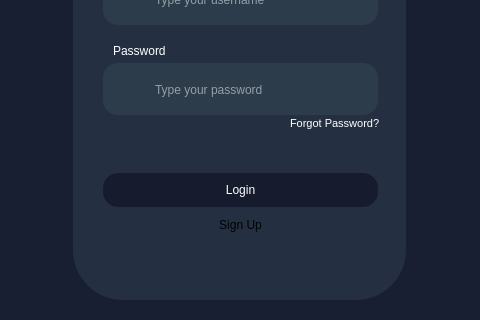
bibumu/WardenFort_Merge, file WardenFort/WardenFort/login.ui: the form before one commit; both pictures show x 287 to 767 and y 247 to 567 of the 1088 by 567 pixel window.
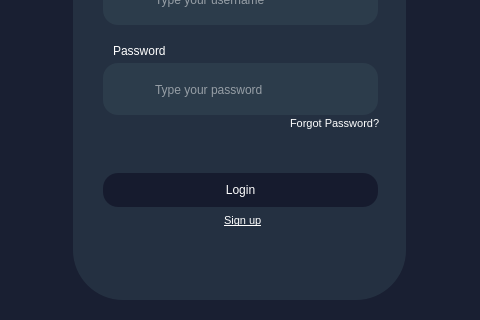
The form after the commit. Icons and pictures are not drawn.

```diff
--- a/WardenFort/WardenFort/login.ui
+++ b/WardenFort/WardenFort/login.ui
@@ -258,22 +258,6 @@
       <string>Forgot Password?</string>
      </property>
     </widget>
-    <widget class="QPushButton" name="signup">
-     <property name="geometry">
-      <rect>
-       <x>130</x>
-       <y>440</y>
-       <width>75</width>
-       <height>24</height>
-      </rect>
-     </property>
-     <property name="styleSheet">
-      <string notr="true">background-color: transparent;</string>
-     </property>
-     <property name="text">
-      <string>Sign Up</string>
-     </property>
-    </widget>
     <zorder>typeUN_box</zorder>
     <zorder>username_text</zorder>
     <zorder>typePASS_box</zorder>
@@ -357,7 +341,35 @@
      <string/>
     </property>
     <property name="pixmap">
-     <pixmap>../../../../Downloads/pass_icon (4).png</pixmap>
+     <pixmap>pass_icon (4).png</pixmap>
+    </property>
+   </widget>
+   <widget class="QLabel" name="signup_button">
+    <property name="geometry">
+     <rect>
+      <x>511</x>
+      <y>459</y>
+      <width>41</width>
+      <height>16</height>
+     </rect>
+    </property>
+    <property name="font">
+     <font>
+      <family>Segoe UI</family>
+      <pointsize>8</pointsize>
+      <italic>false</italic>
+      <bold>false</bold>
+      <underline>true</underline>
+     </font>
+    </property>
+    <property name="styleSheet">
+     <string notr="true">font: 7.5pt &quot;Segoe UI&quot;;
+text-decoration: underline;
+background-color: rgba(255, 255, 255, 0);
+color: rgb(255, 255, 255);</string>
+    </property>
+    <property name="text">
+     <string>Sign up</string>
     </property>
    </widget>
    <widget class="QLabel" name="wf_word">
```
Left out of the diff: 107 changed lines with no effect on the pictures.
